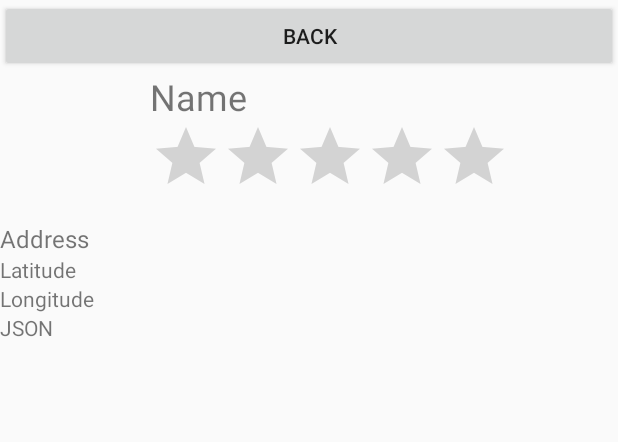
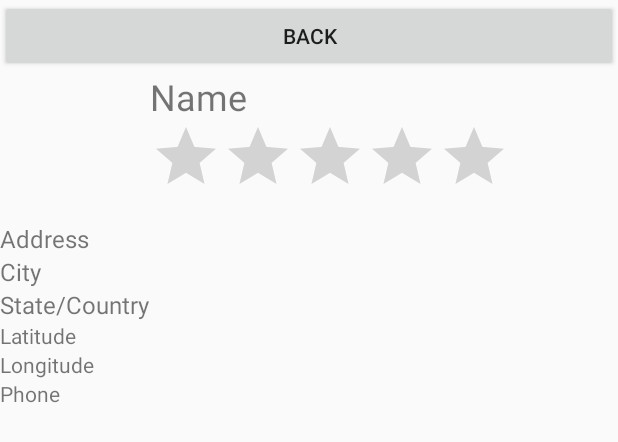
Before and after one commit to antarikshgosain/Mapper, an Android app: the layout activity_place_details.xml on its own in the app's theme, with its tools: preview values and no code run, on a phone screen of 412 x 824 dp. Shown: the top 442 px of the screen. Run offline under Robolectric (Android 15) with nearby library versions, the phone set to English and light mode, and no system bars.

```diff
--- a/app/src/main/res/layout/activity_place_details.xml
+++ b/app/src/main/res/layout/activity_place_details.xml
@@ -17,6 +17,7 @@
         android:text="Back"
         android:id="@+id/btn_back">
     </Button>
+
     <LinearLayout
         android:layout_width="match_parent"
         android:layout_height="wrap_content"
@@ -48,7 +49,18 @@
         android:layout_height="wrap_content"
         android:textSize="16sp"
         android:text="Address"/>
-
+    <TextView
+        android:id="@+id/placeCity"
+        android:layout_width="match_parent"
+        android:layout_height="wrap_content"
+        android:textSize="16sp"
+        android:text="City"/>
+    <TextView
+        android:id="@+id/placeStateCountry"
+        android:layout_width="match_parent"
+        android:layout_height="wrap_content"
+        android:textSize="16sp"
+        android:text="State/Country"/>
     <TextView
         android:id="@+id/placeLat"
         android:layout_width="match_parent"
@@ -64,11 +76,11 @@
         android:text="Longitude"/>
 
     <TextView
-        android:id="@+id/placeJson"
+        android:id="@+id/placePhone"
         android:layout_width="match_parent"
         android:layout_height="wrap_content"
         android:textSize="14sp"
-        android:text="JSON"/>
+        android:text="Phone"/>
 
 
 </LinearLayout>
```
Also changed, not shown: app/src/main/java/com/example/anta3/mapper/GetNearbyPlacesData.java (+4 -4 lines), app/src/main/java/com/example/anta3/mapper/PlaceDetails.java (+84 -46 lines).
